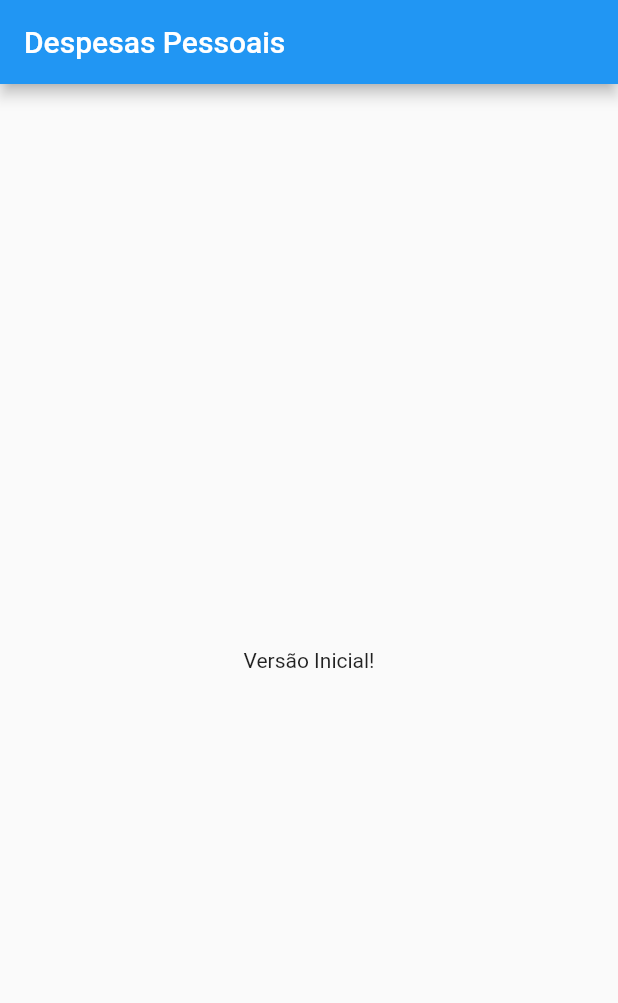
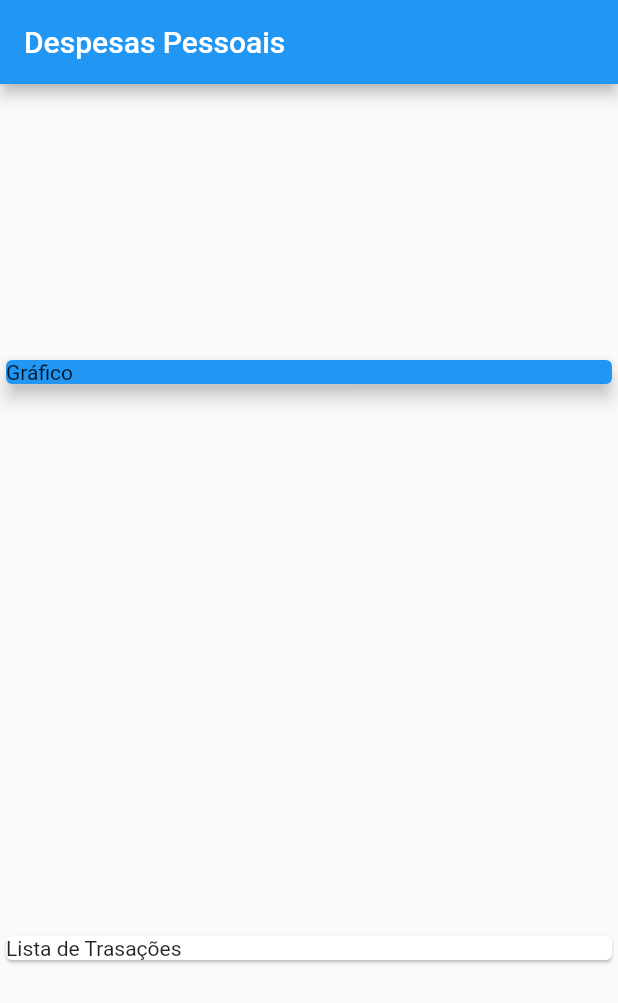
Before and after one commit to jhonatancassante/despesas_pessoais_flutter, a Flutter app: the screen it shows after launch, on a phone screen of 412 x 824 dp. Shown: the top 1003 px of the screen. Run offline on Flutter 3.47's test engine with Material 2 defaults, Android fonts, the phone set to English and light mode, and no system bars.

Commit message:
Preparando estrutura inicial

```diff
--- a/lib/main.dart
+++ b/lib/main.dart
@@ -19,11 +19,25 @@ class HomePage extends StatelessWidget {
   @override
   Widget build(BuildContext context) {
     return Scaffold(
-        appBar: AppBar(
-          title: const Text('Despesas Pessoais'),
-        ),
-        body: const Center(
-          child: Text('Versão Inicial!'),
-        ));
+      appBar: AppBar(
+        title: const Text('Despesas Pessoais'),
+      ),
+      body: const Column(
+        mainAxisAlignment: MainAxisAlignment.spaceAround,
+        crossAxisAlignment: CrossAxisAlignment.stretch,
+        children: <Widget>[
+          SizedBox(
+            child: Card(
+              color: Colors.blue,
+              elevation: 5,
+              child: Text('Gráfico'),
+            ),
+          ),
+          Card(
+            child: Text('Lista de Trasações'),
+          ),
+        ],
+      ),
+    );
   }
 }
```
